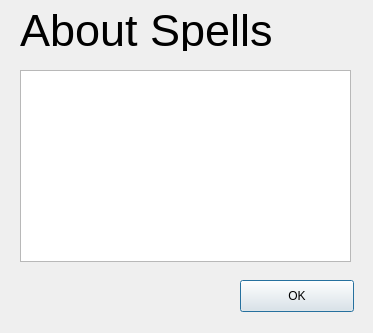
Before: the Qt Designer form dndprototype/spellhelpdialog.ui in Jcamp44/dndBuilder, drawn with Qt 5.
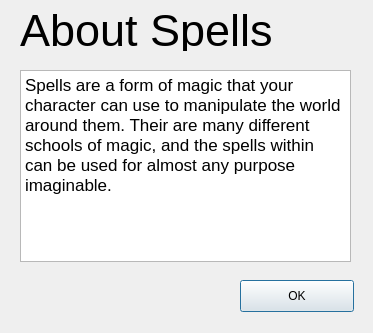
After: the same form once the commit is applied.

```diff
--- a/dndprototype/spellhelpdialog.ui
+++ b/dndprototype/spellhelpdialog.ui
@@ -26,8 +26,8 @@
     <string>&lt;!DOCTYPE HTML PUBLIC &quot;-//W3C//DTD HTML 4.0//EN&quot; &quot;http://www.w3.org/TR/REC-html40/strict.dtd&quot;&gt;
 &lt;html&gt;&lt;head&gt;&lt;meta name=&quot;qrichtext&quot; content=&quot;1&quot; /&gt;&lt;style type=&quot;text/css&quot;&gt;
 p, li { white-space: pre-wrap; }
-&lt;/style&gt;&lt;/head&gt;&lt;body style=&quot; font-family:'Lucida Grande'; font-size:13pt; font-weight:400; font-style:normal;&quot;&gt;
-&lt;p style=&quot;-qt-paragraph-type:empty; margin-top:12px; margin-bottom:12px; margin-left:0px; margin-right:0px; -qt-block-indent:0; text-indent:0px;&quot;&gt;&lt;br /&gt;&lt;/p&gt;&lt;/body&gt;&lt;/html&gt;</string>
+&lt;/style&gt;&lt;/head&gt;&lt;body style=&quot; font-family:'Ubuntu'; font-size:9pt; font-weight:400; font-style:normal;&quot;&gt;
+&lt;p style=&quot; margin-top:12px; margin-bottom:12px; margin-left:0px; margin-right:0px; -qt-block-indent:0; text-indent:0px;&quot;&gt;&lt;span style=&quot; font-family:'Lucida Grande'; font-size:13pt;&quot;&gt;Spells are a form of magic that your character can use to manipulate the world around them. Their are many different schools of magic, and the spells within can be used for almost any purpose imaginable.&lt;/span&gt;&lt;/p&gt;&lt;/body&gt;&lt;/html&gt;</string>
    </property>
   </widget>
   <widget class="QLabel" name="lblTitle">
```
